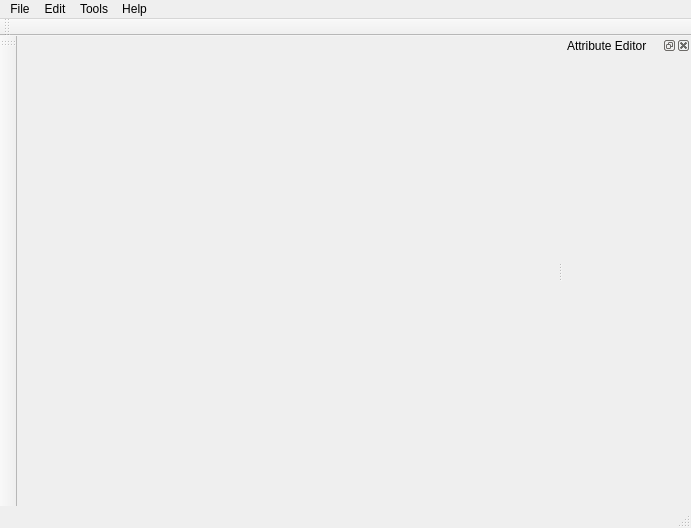
Old version of the form visual_studio/A04_Simplification/MainWindow.ui in the repository ShenyaoKe/GeometricModeling.
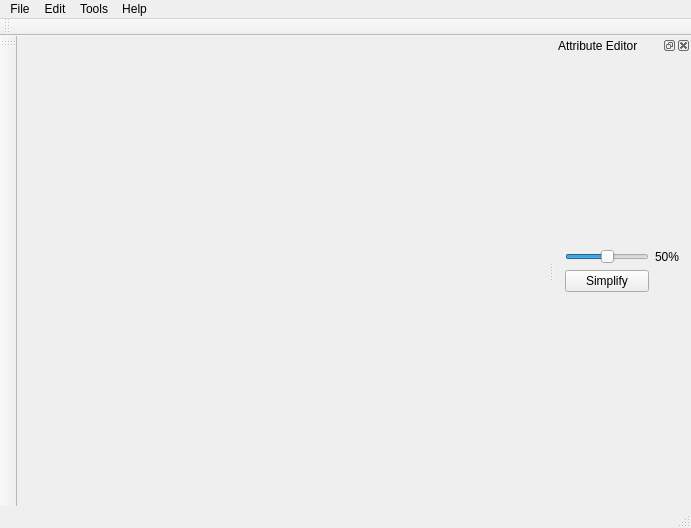
New version of the form.

```diff
--- a/visual_studio/A04_Simplification/MainWindow.ui
+++ b/visual_studio/A04_Simplification/MainWindow.ui
@@ -91,6 +91,46 @@
    </attribute>
    <widget class="QWidget" name="dockWidgetContents">
     <layout class="QVBoxLayout" name="verticalLayout">
+     <item>
+      <layout class="QGridLayout" name="gridLayout">
+       <item row="0" column="0">
+        <widget class="QSlider" name="reductionratio_slider">
+         <property name="minimum">
+          <number>1</number>
+         </property>
+         <property name="maximum">
+          <number>99</number>
+         </property>
+         <property name="value">
+          <number>50</number>
+         </property>
+         <property name="orientation">
+          <enum>Qt::Horizontal</enum>
+         </property>
+        </widget>
+       </item>
+       <item row="0" column="1">
+        <widget class="QLabel" name="reductionratio_label">
+         <property name="minimumSize">
+          <size>
+           <width>25</width>
+           <height>0</height>
+          </size>
+         </property>
+         <property name="text">
+          <string>50%</string>
+         </property>
+        </widget>
+       </item>
+       <item row="1" column="0">
+        <widget class="QPushButton" name="simplify_button">
+         <property name="text">
+          <string>Simplify</string>
+         </property>
+        </widget>
+       </item>
+      </layout>
+     </item>
      <item>
       <spacer name="horizontalSpacer">
        <property name="orientation">
```
